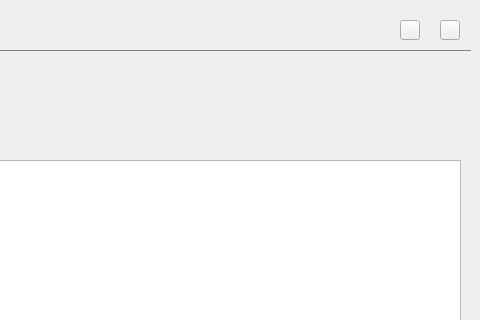
Fijiisland/Simplified-Airline-Tool, file mainwindow.ui: the form before one commit; both pictures show x 470 to 950 and y 0 to 320 of the 950 by 520 pixel window.
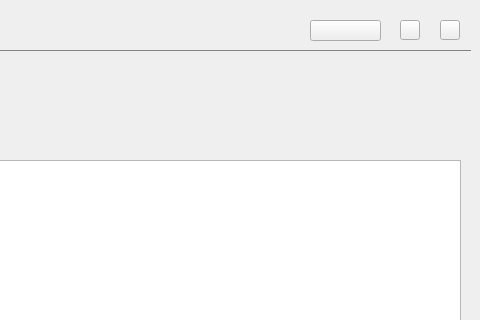
The form after the commit. Icons and pictures are not drawn.

```diff
--- a/mainwindow.ui
+++ b/mainwindow.ui
@@ -324,6 +324,22 @@
      <enum>Qt::Horizontal</enum>
     </property>
    </widget>
+   <widget class="QPushButton" name="pushBtn_about">
+    <property name="geometry">
+     <rect>
+      <x>780</x>
+      <y>20</y>
+      <width>71</width>
+      <height>21</height>
+     </rect>
+    </property>
+    <property name="styleSheet">
+     <string notr="true">border-image: url(:/images/about0.png);</string>
+    </property>
+    <property name="text">
+     <string/>
+    </property>
+   </widget>
   </widget>
  </widget>
  <layoutdefault spacing="6" margin="11"/>
```
